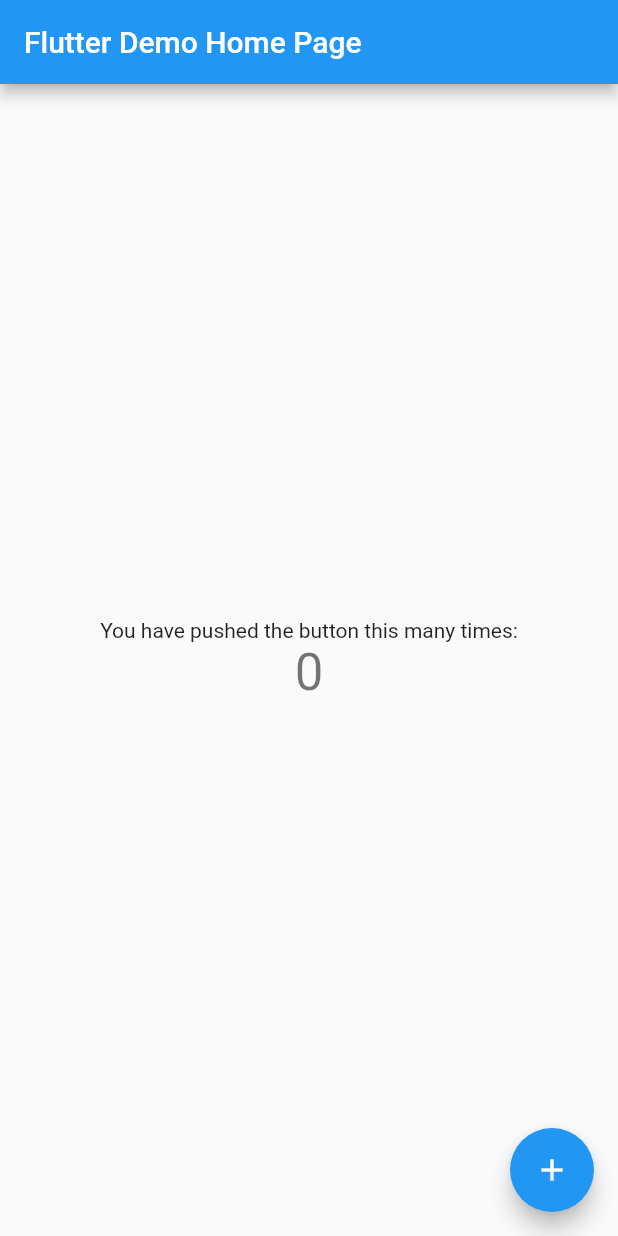
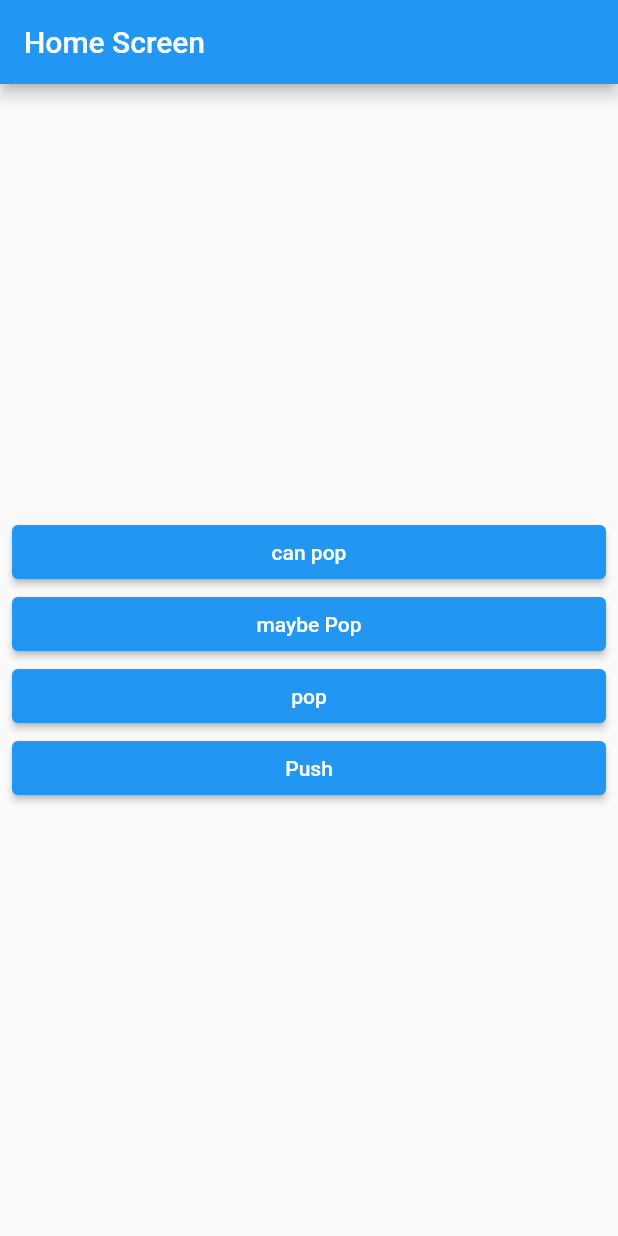
Before and after one commit to kyuSangHwang/flutter-study-lv1-ch11-theory-navigation, a Flutter app: the screen it shows after launch, on a phone screen of 412 x 824 dp. Run offline on Flutter 3.47's test engine with Material 2 defaults, Android fonts, the phone set to English and light mode, and no system bars.

Commit message:
buttons & push,pop options

```diff
--- /dev/null
+++ b/lib/layout/main_layout.dart
@@ -0,0 +1,29 @@
+import 'package:flutter/material.dart';
+
+class MainLayout extends StatelessWidget {
+  final String title;
+  final List<Widget> children;
+
+  const MainLayout({
+    required this.title,
+    required this.children,
+    Key? key,
+  }) : super(key: key);
+
+  @override
+  Widget build(BuildContext context) {
+    return Scaffold(
+      appBar: AppBar(
+        title: Text(title),
+      ),
+      body: Padding(
+        padding: const EdgeInsets.symmetric(horizontal: 8.0),
+        child: Column(
+          mainAxisAlignment: MainAxisAlignment.center,
+          crossAxisAlignment: CrossAxisAlignment.stretch,
+          children: children,
+        ),
+      ),
+    );
+  }
+}
--- a/lib/main.dart
+++ b/lib/main.dart
@@ -1,115 +1,23 @@
 import 'package:flutter/material.dart';
+import 'package:navigation/screen/home_screen.dart';
+import 'package:navigation/screen/route_one_screen.dart';
+import 'package:navigation/screen/route_three_screen.dart';
+import 'package:navigation/screen/route_two_screen.dart';
+
+const HOME_ROUTE = '/';
 
 void main() {
-  runApp(const MyApp());
+  runApp(
+    MaterialApp(
+      debugShowCheckedModeBanner: false,
+      // home: HomeScreen(),
+      initialRoute: HOME_ROUTE,
+      routes: {
+        HOME_ROUTE: (context) => const HomeScreen(),
+        '/one': (context) => const RouteOneScreen(),
+        '/two': (context) => const RouteTwoScreen(),
+        '/three' : (context) => const RouteThreeScreen(),
+      },
+    ),
+  );
 }
-
-class MyApp extends StatelessWidget {
-  const MyApp({super.key});
-
-  // This widget is the root of your application.
-  @override
-  Widget build(BuildContext context) {
-    return MaterialApp(
-      title: 'Flutter Demo',
-      theme: ThemeData(
-        // This is the theme of your application.
-        //
-        // Try running your application with "flutter run". You'll see the
-        // application has a blue toolbar. Then, without quitting the app, try
-        // changing the primarySwatch below to Colors.green and then invoke
-        // "hot reload" (press "r" in the console where you ran "flutter run",
-        // or simply save your changes to "hot reload" in a Flutter IDE).
-        // Notice that the counter didn't reset back to zero; the application
-        // is not restarted.
-        primarySwatch: Colors.blue,
-      ),
-      home: const MyHomePage(title: 'Flutter Demo Home Page'),
-    );
-  }
-}
-
-class MyHomePage extends StatefulWidget {
-  const MyHomePage({super.key, required this.title});
-
-  // This widget is the home page of your application. It is stateful, meaning
-  // that it has a State object (defined below) that contains fields that affect
-  // how it looks.
-
-  // This class is the configuration for the state. It holds the values (in this
-  // case the title) provided by the parent (in this case the App widget) and
-  // used by the build method of the State. Fields in a Widget subclass are
-  // always marked "final".
-
-  final String title;
-
-  @override
-  State<MyHomePage> createState() => _MyHomePageState();
-}
-
-class _MyHomePageState extends State<MyHomePage> {
-  int _counter = 0;
-
-  void _incrementCounter() {
-    setState(() {
-      // This call to setState tells the Flutter framework that something has
-      // changed in this State, which causes it to rerun the build method below
-      // so that the display can reflect the updated values. If we changed
-      // _counter without calling setState(), then the build method would not be
-      // called again, and so nothing would appear to happen.
-      _counter++;
-    });
-  }
-
-  @override
-  Widget build(BuildContext context) {
-    // This method is rerun every time setState is called, for instance as done
-    // by the _incrementCounter method above.
-    //
-    // The Flutter framework has been optimized to make rerunning build methods
-    // fast, so that you can just rebuild anything that needs updating rather
-    // than having to individually change instances of widgets.
-    return Scaffold(
-      appBar: AppBar(
-        // Here we take the value from the MyHomePage object that was created by
-        // the App.build method, and use it to set our appbar title.
-        title: Text(widget.title),
-      ),
-      body: Center(
-        // Center is a layout widget. It takes a single child and positions it
-        // in the middle of the parent.
-        child: Column(
-          // Column is also a layout widget. It takes a list of children and
-          // arranges them vertically. By default, it sizes itself to fit its
-          // children horizontally, and tries to be as tall as its parent.
-          //
-          // Invoke "debug painting" (press "p" in the console, choose the
-          // "Toggle Debug Paint" action from the Flutter Inspector in Android
-          // Studio, or the "Toggle Debug Paint" command in Visual Studio Code)
-          // to see the wireframe for each widget.
-          //
-          // Column has various properties to control how it sizes itself and
-          // how it positions its children. Here we use mainAxisAlignment to
-          // center the children vertically; the main axis here is the vertical
-          // axis because Columns are vertical (the cross axis would be
-          // horizontal).
-          mainAxisAlignment: MainAxisAlignment.center,
-          children: <Widget>[
-            const Text(
-              'You have pushed the button this many times:',
-            ),
-            Text(
-              '$_counter',
-              style: Theme.of(context).textTheme.headlineMedium,
-            ),
-          ],
-        ),
-      ),
-      floatingActionButton: FloatingActionButton(
-        onPressed: _incrementCounter,
-        tooltip: 'Increment',
-        child: const Icon(Icons.add),
-      ), // This trailing comma makes auto-formatting nicer for build methods.
-    );
-  }
-}
--- /dev/null
+++ b/lib/screen/home_screen.dart
@@ -0,0 +1,69 @@
+import 'package:flutter/material.dart';
+import 'package:navigation/layout/main_layout.dart';
+import 'package:navigation/screen/route_one_screen.dart';
+
+class HomeScreen extends StatelessWidget {
+  const HomeScreen({Key? key}) : super(key: key);
+
+  @override
+  Widget build(BuildContext context) {
+    return WillPopScope(
+      /*
+      * onWillPop
+      * async 를 무조건 해줘야 한다.
+      * true : pop 가능
+      * false : pop 불가능
+      * 안드로이드에서는 앱 처음 실행 후 뒤로 가기를 하면 앱이 종료되는 경우가 있기 때문에 이 설정이 필요한 경우가 있다.
+      */
+      onWillPop: () async {
+        final canPop = Navigator.of(context).canPop();
+
+        return canPop;
+      },
+      child: MainLayout(
+        title: "Home Screen",
+        children: [
+          ElevatedButton(
+            onPressed: () {
+              /*
+              * canPop: 현재 route 에서 pop 을 할 수 있는지 bool 으로 반환해준다.
+              */
+              print(Navigator.of(context).canPop());
+            },
+            child: const Text('can pop'),
+          ),
+          ElevatedButton(
+            onPressed: () {
+              /*
+              * maybePop: route 안에 route 가 있을 때만 뒤로 간다.
+              */
+              Navigator.of(context).maybePop();
+            },
+            child: const Text('maybe Pop'),
+          ),
+          ElevatedButton(
+            onPressed: () {
+              Navigator.of(context).pop();
+            },
+            child: const Text('pop'),
+          ),
+          ElevatedButton(
+            onPressed: () async {
+              final result = await Navigator.of(context).push(
+                MaterialPageRoute(
+                    builder: (BuildContext context) => const RouteOneScreen(
+                          number: 123,
+                        )),
+              );
+
+              print(result);
+            },
+            child: const Text(
+              "Push",
+            ),
+          )
+        ],
+      ),
+    );
+  }
+}
```
Also changed, not shown: lib/screen/route_one_screen.dart (added, +58 -0 lines), lib/screen/route_three_screen.dart (added, +26 -0 lines), lib/screen/route_two_screen.dart (added, +78 -0 lines).
